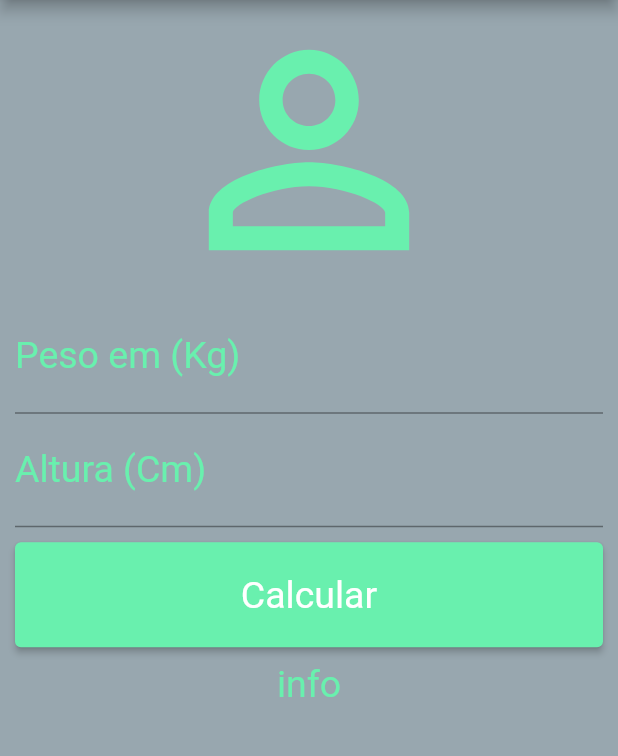
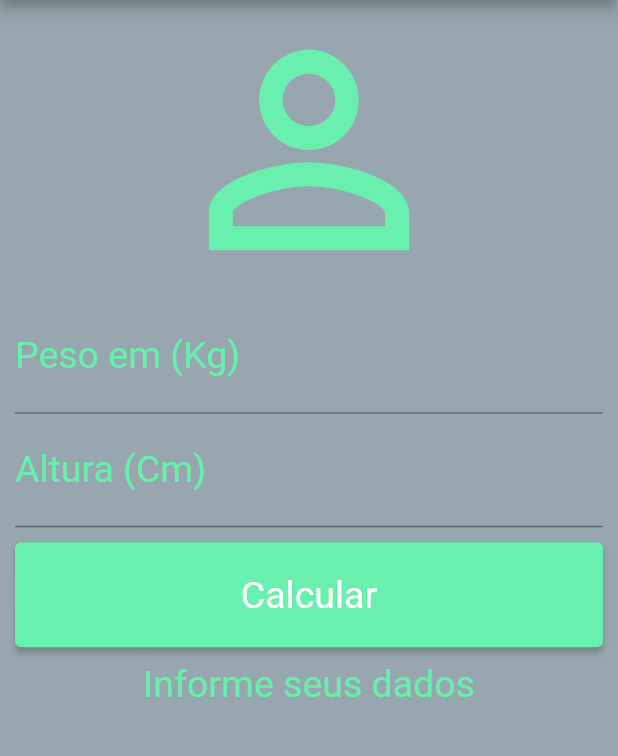
Before and after one commit to Marvingms7/calculadora_de_imc, a Flutter app: the screen it shows after launch, after a tap on the "refresh" icon, on a phone screen of 412 x 824 dp, the part 84-840 px from its top. Run offline on Flutter 3.47's test engine with Material 2 defaults, Android fonts, the phone set to English and light mode, and no system bars.

Commit message:
Update main.dart

```diff
--- a/lib/main.dart
+++ b/lib/main.dart
@@ -14,6 +14,18 @@ class Home extends StatefulWidget {
 }
 
 class _HomeState extends State<Home> {
+  TextEditingController controladorPeso = TextEditingController();
+  TextEditingController controladorAltura = TextEditingController();
+
+  String _infoText = 'Informe seus dados';
+
+  void _reset() {
+    // ignore: unused_local_variable
+    controladorPeso.text = '';
+    controladorAltura.text = '';
+    _infoText = 'Informe seus dados';
+  }
+
   @override
   Widget build(BuildContext context) {
     return Scaffold(
@@ -22,7 +34,7 @@ class _HomeState extends State<Home> {
         centerTitle: true,
         backgroundColor: Colors.greenAccent,
         actions: [
-          IconButton(onPressed: () {}, icon: const Icon(Icons.refresh))
+          IconButton(onPressed: _reset, icon: const Icon(Icons.refresh))
         ],
       ),
       backgroundColor: const Color.fromARGB(255, 152, 167, 175),
@@ -37,22 +49,24 @@ class _HomeState extends State<Home> {
               size: 200.0,
               color: Colors.greenAccent,
             ),
-            const TextField(
+            TextField(
               keyboardType: TextInputType.number,
-              decoration: InputDecoration(
+              decoration: const InputDecoration(
                   labelText: "Peso em (Kg)",
                   labelStyle: TextStyle(color: Colors.greenAccent)),
               textAlign: TextAlign.center,
-              style: TextStyle(color: Colors.greenAccent, fontSize: 25.0),
+              style: const TextStyle(color: Colors.greenAccent, fontSize: 25.0),
+              controller: controladorPeso,
             ),
-            const TextField(
+            TextField(
               keyboardType: TextInputType.number,
-              decoration: InputDecoration(
+              decoration: const InputDecoration(
                 labelText: "Altura (Cm)",
                 labelStyle: TextStyle(color: Colors.greenAccent),
               ),
               textAlign: TextAlign.center,
-              style: TextStyle(color: Colors.greenAccent, fontSize: 25.0),
+              style: const TextStyle(color: Colors.greenAccent, fontSize: 25.0),
+              controller: controladorAltura,
             ),
             Padding(
               padding: const EdgeInsets.only(top: 10.0, bottom: 10.0),
@@ -69,8 +83,8 @@ class _HomeState extends State<Home> {
                 ),
               ),
             ),
-            const Text(
-              'info',
+            Text(
+              _infoText,
               textAlign: TextAlign.center,
               style: TextStyle(color: Colors.greenAccent, fontSize: 25.0),
             ),
```
